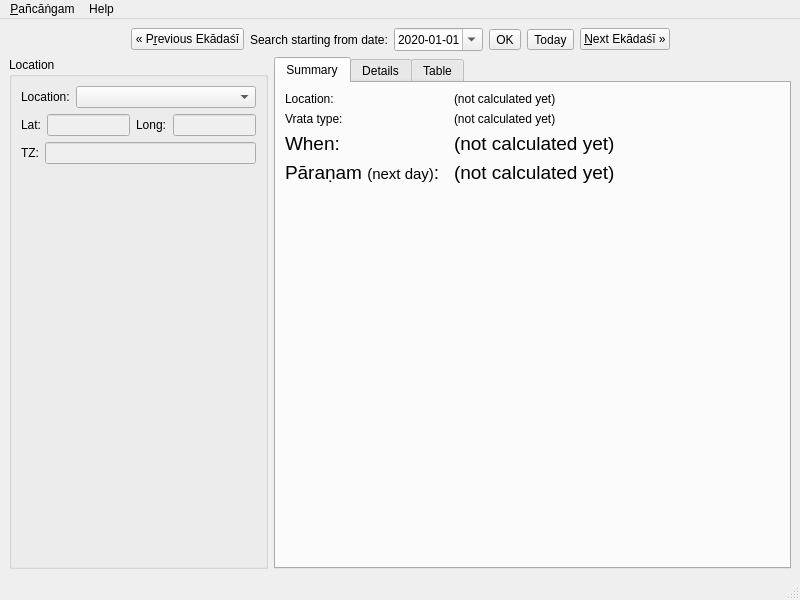
Qt form gui-qt/mainwindow.ui (ashutosh108/vaishnavam-panchangam) before a commit.
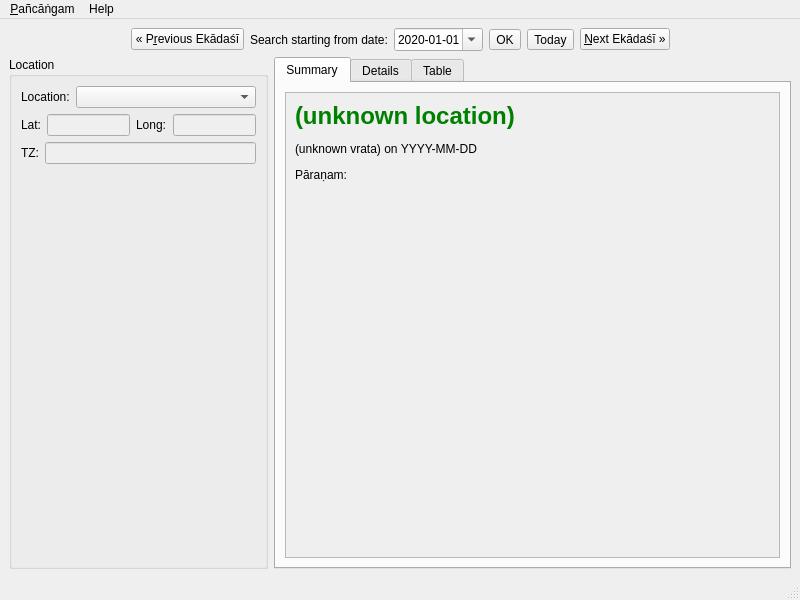
The same form after that commit. Custom widgets are drawn as their Qt base class.

Commit message: Summary: when "all", write data for all locations. Also new layout

```diff
--- a/gui-qt/mainwindow.ui
+++ b/gui-qt/mainwindow.ui
@@ -269,135 +269,38 @@
           <string>Summary</string>
          </attribute>
          <layout class="QGridLayout" name="gridLayout">
-          <item row="2" column="0">
-           <widget class="QLabel" name="label">
-            <property name="font">
-             <font>
-              <pointsize>14</pointsize>
-             </font>
-            </property>
-            <property name="text">
-             <string>When:</string>
-            </property>
-            <property name="textInteractionFlags">
-             <set>Qt::LinksAccessibleByMouse|Qt::TextSelectableByMouse</set>
-            </property>
-           </widget>
-          </item>
-          <item row="1" column="0">
-           <widget class="QLabel" name="labelVrataType">
-            <property name="sizePolicy">
-             <sizepolicy hsizetype="Preferred" vsizetype="Preferred">
-              <horstretch>1</horstretch>
-              <verstretch>0</verstretch>
-             </sizepolicy>
-            </property>
-            <property name="text">
-             <string>Vrata type:</string>
-            </property>
-            <property name="textInteractionFlags">
-             <set>Qt::LinksAccessibleByMouse|Qt::TextSelectableByMouse</set>
-            </property>
-           </widget>
-          </item>
           <item row="0" column="0">
-           <widget class="QLabel" name="label_4">
-            <property name="text">
-             <string>Location:</string>
+           <widget class="QScrollArea" name="scrollArea">
+            <property name="widgetResizable">
+             <bool>true</bool>
             </property>
-            <property name="textInteractionFlags">
-             <set>Qt::LinksAccessibleByMouse|Qt::TextSelectableByMouse</set>
-            </property>
-           </widget>
-          </item>
-          <item row="3" column="0">
-           <widget class="QLabel" name="paranamNextDay">
-            <property name="font">
-             <font>
-              <pointsize>14</pointsize>
-             </font>
-            </property>
-            <property name="text">
-             <string>Pāraṇam &lt;span style=&quot; font-size:small;&quot;&gt;(next day)&lt;/span&gt;:</string>
-            </property>
-            <property name="alignment">
-             <set>Qt::AlignLeading|Qt::AlignLeft|Qt::AlignTop</set>
-            </property>
-            <property name="textInteractionFlags">
-             <set>Qt::LinksAccessibleByMouse|Qt::TextSelectableByMouse</set>
-            </property>
-           </widget>
-          </item>
-          <item row="0" column="1">
-           <widget class="QLabel" name="locationName">
-            <property name="text">
-             <string>(not calculated yet)</string>
-            </property>
-            <property name="textInteractionFlags">
-             <set>Qt::LinksAccessibleByMouse|Qt::TextSelectableByMouse</set>
-            </property>
-           </widget>
-          </item>
-          <item row="2" column="1">
-           <widget class="QLabel" name="vrataDate">
-            <property name="font">
-             <font>
-              <pointsize>14</pointsize>
-             </font>
-            </property>
-            <property name="text">
-             <string>(not calculated yet)</string>
-            </property>
-            <property name="textInteractionFlags">
-             <set>Qt::LinksAccessibleByMouse|Qt::TextSelectableByMouse</set>
-            </property>
-           </widget>
-          </item>
-          <item row="1" column="1">
-           <widget class="QLabel" name="vrataType">
-            <property name="sizePolicy">
-             <sizepolicy hsizetype="Preferred" vsizetype="Preferred">
-              <horstretch>2</horstretch>
-              <verstretch>0</verstretch>
-             </sizepolicy>
-            </property>
-            <property name="text">
-             <string>(not calculated yet)</string>
-            </property>
-            <property name="textInteractionFlags">
-             <set>Qt::LinksAccessibleByMouse|Qt::TextSelectableByMouse</set>
-            </property>
-           </widget>
-          </item>
-          <item row="4" column="1">
-           <spacer name="verticalSpacer_2">
-            <property name="orientation">
-             <enum>Qt::Vertical</enum>
-            </property>
-            <property name="sizeHint" stdset="0">
-             <size>
-              <width>20</width>
-              <height>40</height>
-             </size>
-            </property>
-           </spacer>
-          </item>
-          <item row="3" column="1">
-           <widget class="QLabel" name="paranTime">
-            <property name="font">
-             <font>
-              <pointsize>14</pointsize>
-             </font>
-            </property>
-            <property name="text">
-             <string>(not calculated yet)</string>
-            </property>
-            <property name="alignment">
-             <set>Qt::AlignLeading|Qt::AlignLeft|Qt::AlignTop</set>
-            </property>
-            <property name="textInteractionFlags">
-             <set>Qt::LinksAccessibleByMouse|Qt::TextSelectableByMouse</set>
-            </property>
+            <widget class="QWidget" name="scrollAreaWidgetContents">
+             <property name="geometry">
+              <rect>
+               <x>0</x>
+               <y>0</y>
+               <width>490</width>
+               <height>460</height>
+              </rect>
+             </property>
+             <layout class="QVBoxLayout" name="verticalLayout_4">
+              <item>
+               <widget class="QLabel" name="vrataSummary">
+                <property name="text">
+                 <string>&lt;style&gt;h1 {color: green;}&lt;/style&gt;&lt;h1&gt;(unknown location)&lt;/h1&gt;
+&lt;p&gt;(unknown vrata) on YYYY-MM-DD&lt;/p&gt;
+&lt;p&gt;Pāraṇam: &lt;/p&gt;</string>
+                </property>
+                <property name="alignment">
+                 <set>Qt::AlignLeading|Qt::AlignLeft|Qt::AlignTop</set>
+                </property>
+                <property name="textInteractionFlags">
+                 <set>Qt::LinksAccessibleByKeyboard|Qt::LinksAccessibleByMouse|Qt::TextBrowserInteraction|Qt::TextSelectableByKeyboard|Qt::TextSelectableByMouse</set>
+                </property>
+               </widget>
+              </item>
+             </layout>
+            </widget>
            </widget>
           </item>
          </layout>
```
The commit also changes 6 other files.
